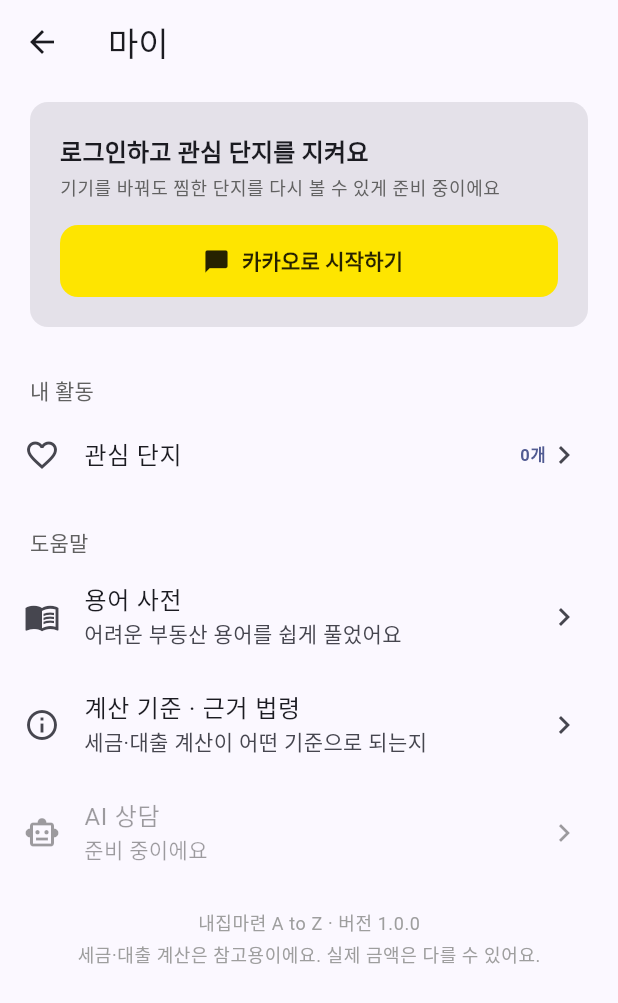
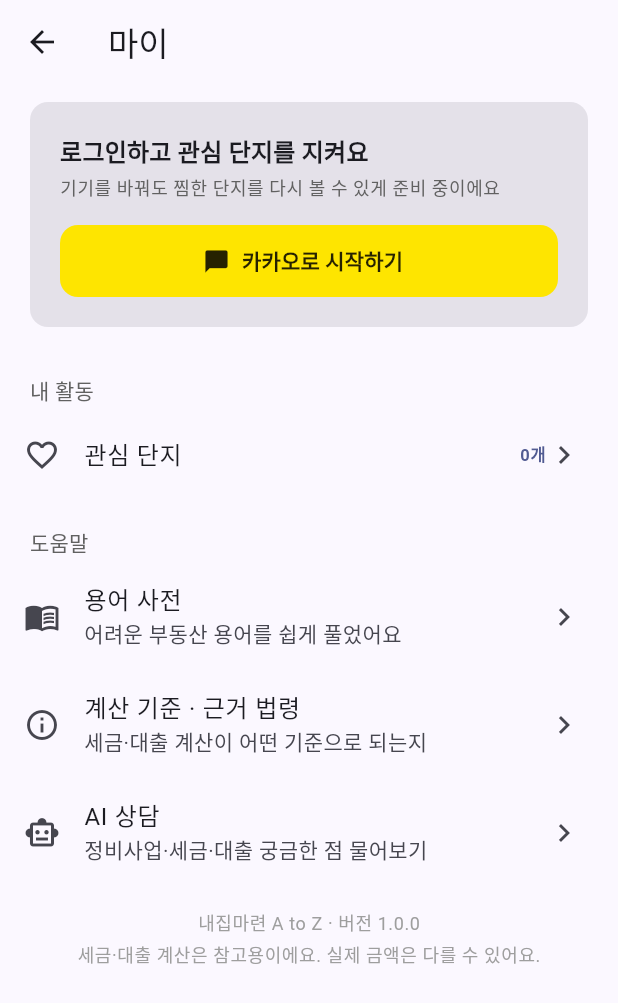
Before and after one commit to eunmin003/test_nezip, a Flutter app: the MyScreen screen opened directly, on a phone screen of 412 x 824 dp. Shown: the top 1003 px of the screen. Run offline on Flutter 3.47's test engine with Material 3 defaults, Android fonts, the phone set to English and light mode, and no system bars; our stand-ins replace csv, shared_preferences; missing offline and left inert: flutter_naver_map, kakao_flutter_sdk_user; accounts and stored records are empty; network calls fail.

Commit message:
"챗봇 만드는 중"

```diff
--- a/lib/screens/map_screen.dart
+++ b/lib/screens/map_screen.dart
@@ -160,7 +160,7 @@
           if (_mapController != null)
             Positioned(
               right: 12,
-              bottom: 24,
+              bottom: 80, // 아래쪽 AI 상담 버튼과 겹치지 않게 위로
               child: NaverMapZoomControlWidget(mapController: _mapController!),
             ),
           // 왼쪽 아래 범례
--- a/lib/screens/my_screen.dart
+++ b/lib/screens/my_screen.dart
@@ -3,6 +3,7 @@
 import '../models/favorite_complex.dart';
 import '../services/auth_service.dart';
 import 'calc_basis_screen.dart';
+import 'chat_screen.dart';
 import 'favorite_screen.dart';
 import 'glossary_screen.dart';
 
@@ -145,9 +146,9 @@
               ListTile(
                 leading: const Icon(Icons.smart_toy_outlined),
                 title: const Text('AI 상담'),
-                subtitle: const Text('준비 중이에요'),
+                subtitle: const Text('정비사업·세금·대출 궁금한 점 물어보기'),
                 trailing: const Icon(Icons.chevron_right),
-                enabled: false,
+                onTap: () => _push(const ChatScreen()),
               ),
 
               // ── 계정 (로그인했을 때만) ──
--- /dev/null
+++ b/lib/services/chat_service.dart
@@ -0,0 +1,114 @@
+// lib/services/chat_service.dart
+//
+// AI 상담 챗봇 답변 받기
+//
+// ⚠️ 지금은 "가짜 답변"입니다. (추천 질문은 미리 써 둔 답, 그 밖의 질문은 준비 중 안내)
+//    Claude API를 붙일 때는 [TODO Claude] 표시가 있는 ask() 안만 바꾸면 되고, 채팅 화면은 그대로 둡니다.
+//
+//    🔒 API 키는 절대 앱 안에 넣지 않습니다. (앱 파일을 풀면 키가 보여요)
+//       앱 → 우리 서버(교수님 서버) → Claude API 순서로 보내고, 서버가 아래 kChatSystemPrompt를 붙여서 호출해요.
+
+import 'dart:async';
+
+/// 채팅 메시지 하나
+class ChatMessage {
+  final bool fromUser;
+  final String text;
+  final DateTime time;
+  ChatMessage({required this.fromUser, required this.text, DateTime? time})
+      : time = time ?? DateTime.now();
+}
+
+/// 첫 화면 버튼으로 보여줄 질문
+const List<String> kRecommendedQuestions = [
+  '관리처분인가가 뭐예요?',
+  '재개발과 재건축은 뭐가 달라요?',
+  '공동명의로 하면 양도세가 줄어요?',
+  'LTV와 DSR은 뭐가 달라요?',
+];
+
+const List<String> kFrequentQuestions = [
+  '조합원입주권도 주택 수에 포함되나요?',
+  '신속통합기획 후보지는 정비구역인가요?',
+  '생애최초 혜택에는 뭐가 있나요?',
+  '분담금은 어떻게 정해져요?',
+];
+
+/// Claude API에 함께 보낼 안전 규칙 (서버에서 system 프롬프트로 사용)
+const String kChatSystemPrompt = '''
+너는 "내집마련 A to Z" 앱의 부동산 정보 안내 도우미야. 한국어로, 쉬운 말로 짧게(5문장 안쪽) 답해.
+
+[할 수 있는 것]
+- 재개발·재건축·정비사업 절차, 용어, 세금(취득세·보유세·양도세·증여세), 대출 규제(LTV·DSR)의 일반적인 설명
+- 앱 기능 사용법 안내 (지도, 관심 단지, 계산기, 소식)
+
+[절대 하지 않는 것]
+- 특정 단지·지역·매물을 사라/팔라/좋다/나쁘다고 추천하거나 평가하지 않는다
+- 집값·사업 일정·정책 변화를 예측하거나 "오를 것", "될 것"처럼 단정하지 않는다
+- 개인의 투자·세무·법률 판단을 대신 내리지 않는다
+- 확실하지 않거나 모르는 내용은 지어내지 않고 "정확히 알 수 없어요"라고 말한다
+
+[답변 규칙]
+- 세율·대출 한도처럼 자주 바뀌는 숫자는 "변동될 수 있어요"라고 함께 말하고, 앱의 계산기나 공식 기관 확인을 권한다
+- 판단이 필요한 질문은 판단 대신 "확인해 볼 기준"을 알려주고, 세무사·법무사·은행·구청 상담을 권한다
+- 추천·예측 요청을 받으면 할 수 없다고 정중히 말하고, 대신 스스로 비교할 때 볼 정보(추진 단계, 실거래가, 세금 계산)를 안내한다
+''';
+
+class ChatService {
+  /// 질문 → 답변
+  static Future<String> ask(String question, {List<ChatMessage> history = const []}) async {
+    // [TODO Claude] 여기서 우리 서버로 history + question을 보내고 답변 받기
+    //   final res = await http.post(Uri.parse('$serverUrl/chat'), body: jsonEncode({...}));
+    //   return jsonDecode(res.body)['answer'];
+    await Future.delayed(const Duration(milliseconds: 700)); // 답변 기다리는 느낌
+    return _fakeAnswer(question);
+  }
+
+  // ───────────── 가짜 답변 (API 연결 전 시연용) ─────────────
+  static String _fakeAnswer(String q) {
+    final s = q.replaceAll(' ', '');
+
+    // 안전 규칙 시연: 추천·예측 질문은 답하지 않기
+    const blocked = ['추천', '사도될까', '살까', '팔까', '오를까', '떨어질까', '전망', '투자해도', '어디가좋'];
+    if (blocked.any(s.contains)) {
+      return '특정 단지나 지역을 추천하거나 가격이 오를지 예측해 드릴 수는 없어요. '
+          '대신 스스로 비교해 볼 수 있도록, 지도에서 구역의 추진 단계와 최근 실거래가를 확인하고 '
+          '계산기로 세금·대출을 미리 계산해 보세요. 중요한 결정은 전문가 상담을 함께 받는 걸 권해요.';
+    }
+
+    for (final e in _faq.entries) {
+      if (e.key.every(s.contains)) return e.value;
+    }
+    return '아직 이 질문에는 답을 준비하지 못했어요. AI 상담은 곧 연결될 예정이에요. '
+        '지금은 위의 추천 질문을 눌러 보거나, 마이 > 용어 사전에서 궁금한 용어를 찾아보세요.';
+  }
+
+  /// 키워드(모두 들어 있어야 함) → 답변
+  static const Map<List<String>, String> _faq = {
+    ['관리처분']: '관리처분인가는 조합원 각자가 어떤 새 집을 받고, 돈을 얼마나 더 낼지(분담금) 정하는 단계예요. '
+        '기존 집의 감정평가액과 비례율로 권리가액을 정하고, 이 계획을 구청 등에서 인가받아요. '
+        '인가가 나면 이주·철거가 시작되고, 기존 집은 조합원입주권으로 바뀌어요.',
+    ['재개발', '재건축']: '재개발은 길·주차장·공원 같은 기반시설까지 낡은 동네를 통째로 새로 만드는 사업이고, '
+        '재건축은 기반시설은 괜찮은데 오래된 아파트(건물)를 허물고 새로 짓는 사업이에요. '
+        '그래서 재개발은 주로 단독·다세대 주택가, 재건축은 오래된 아파트 단지에서 진행돼요.',
+    ['공동명의', '양도']: '양도소득세는 사람마다 따로 계산해요. 공동명의면 양도차익을 지분만큼 나누고, '
+        '각자 낮은 세율 구간이 적용되며 기본공제도 사람마다 받아서 합계가 줄어드는 경우가 많아요. '
+        '계산기 > 세금 > 팔 때에서 "공동명의"를 켜고 단독명의와 비교해 볼 수 있어요. '
+        '다만 보유·거주 기간, 다른 재산 처분 여부에 따라 달라지니 실제 신고 전에는 세무사 확인을 권해요.',
+    ['LTV', 'DSR']: 'LTV는 집값 대비 대출받을 수 있는 최대 비율이고, DSR은 내 연 소득 대비 1년에 갚는 모든 대출 원리금의 비율이에요. '
+        '둘 다 기준을 넘으면 안 되기 때문에, 실제 대출 가능액은 두 기준 중 작은 쪽으로 정해져요. '
+        '한도는 지역과 정책에 따라 자주 바뀌니 계산기 > 대출에서 확인해 보세요.',
+    ['입주권', '주택수']: '조합원입주권은 세금을 계산할 때 대부분 주택 수에 포함돼요. '
+        '그래서 입주권을 가진 상태에서 다른 집을 사고팔면 다주택자로 판단될 수 있어요. '
+        '취득 시기와 상황에 따라 예외가 있으니 정확한 판단은 세무 상담을 권해요.',
+    ['신속통합기획']: '신속통합기획 "후보지"는 아직 정비구역으로 지정되기 전 단계예요. '
+        '서울시가 계획 수립을 도와 기간을 줄여 주는 제도이고, 이후 정비계획 수립과 정비구역 지정·고시를 거쳐야 본격적으로 사업이 진행돼요. '
+        '앱 지도의 색깔 구역은 이미 지정·고시된 정비구역이에요.',
+    ['생애최초']: '생애최초는 본인과 배우자 모두 집을 가져본 적이 없는 경우예요. '
+        '취득세 감면과 대출 한도 우대 같은 혜택이 있어요. '
+        '감면 한도나 대출 비율은 정책에 따라 바뀌니 계산기에서 "생애최초"를 체크해 확인해 보세요.',
+    ['분담금']: '분담금은 조합원이 새 집을 받기 위해 더 내는 돈으로, 새 집의 조합원 분양가에서 권리가액을 뺀 금액이에요. '
+        '권리가액은 기존 집의 감정평가액에 비례율을 곱해서 정해요. '
+        '공사비가 오르거나 일반분양 수입이 줄면 분담금이 늘어날 수 있어요.',
+  };
+}
```
Also changed, not shown: lib/screens/chat_screen.dart (added, +316 -0 lines), lib/screens/home_shell.dart (+11 -0 lines), pubspec.lock.
